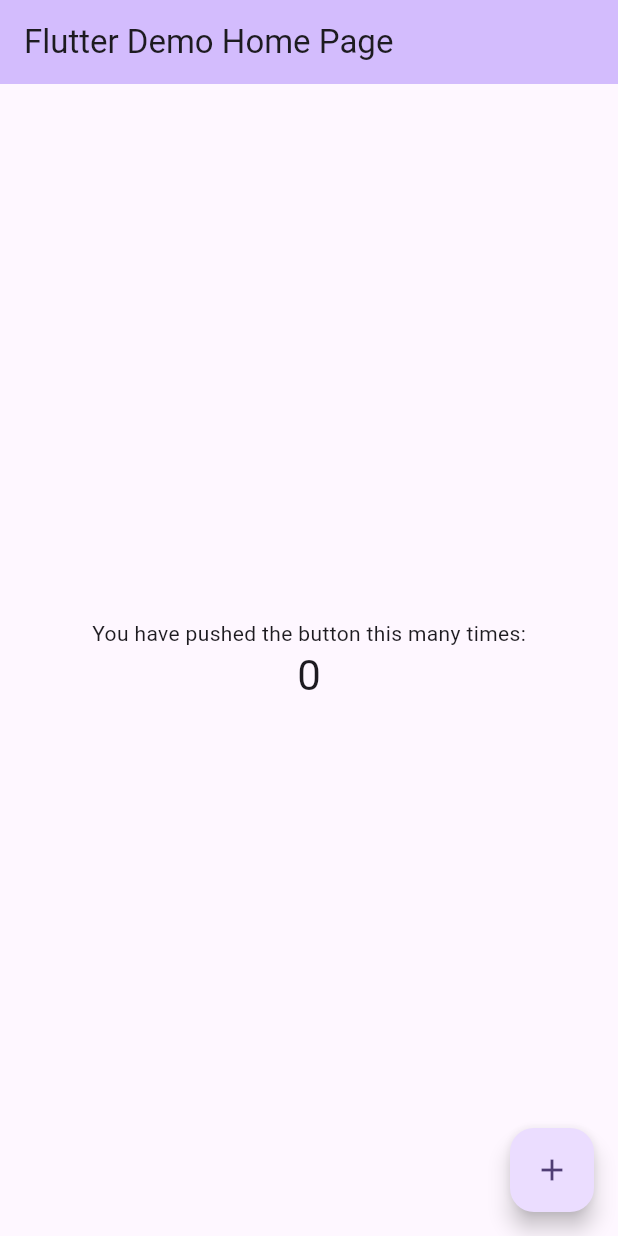
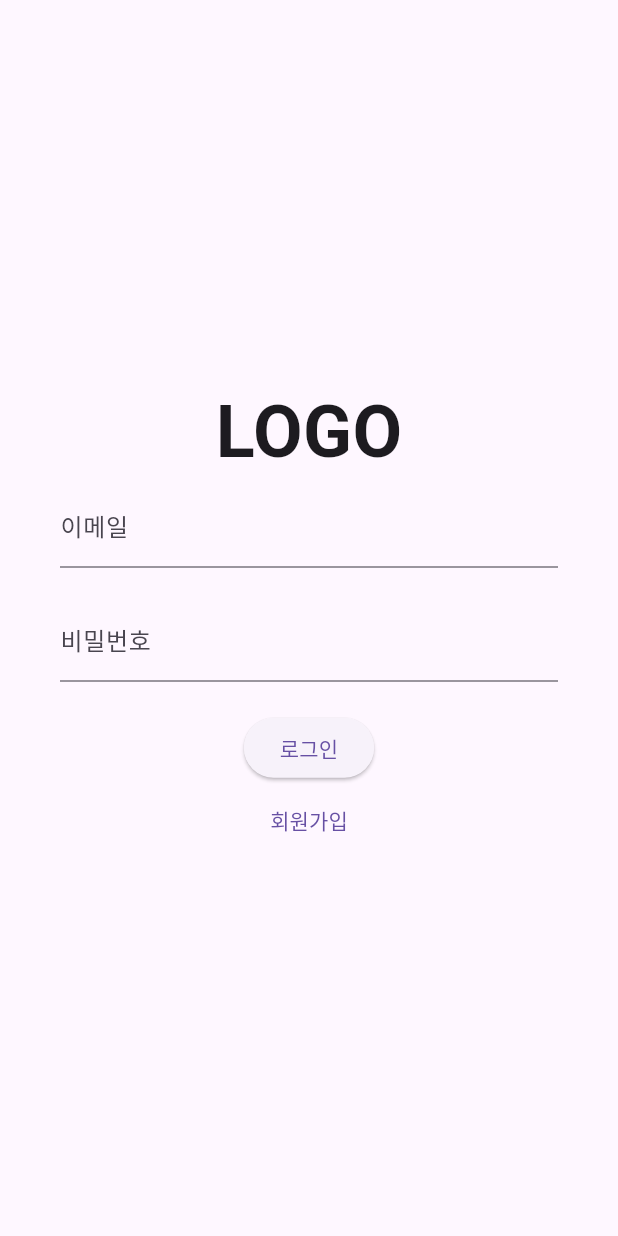
Before and after one commit to devmooi/flutter_firebase, a Flutter app: the screen it shows after launch, on a phone screen of 412 x 824 dp. Run offline on Flutter 3.47's test engine with Material 3 defaults, Android fonts, the phone set to English and light mode, and no system bars; our stand-ins replace firebase_auth, firebase_core; accounts and stored records are empty.

Commit message:
Update main.dart

```diff
--- a/lib/main.dart
+++ b/lib/main.dart
@@ -1,125 +1,124 @@
 import 'package:flutter/material.dart';
+import 'package:firebase_auth/firebase_auth.dart';
+import 'package:firebase_core/firebase_core.dart';
 
-void main() {
-  runApp(const MyApp());
+void main() async {
+  WidgetsFlutterBinding.ensureInitialized(); // Flutter 초기화를 위해 필요한 코드
+  await Firebase.initializeApp();
+  runApp(MyApp());
 }
 
 class MyApp extends StatelessWidget {
-  const MyApp({super.key});
-
-  // This widget is the root of your application.
   @override
   Widget build(BuildContext context) {
     return MaterialApp(
-      title: 'Flutter Demo',
-      theme: ThemeData(
-        // This is the theme of your application.
-        //
-        // TRY THIS: Try running your application with "flutter run". You'll see
-        // the application has a purple toolbar. Then, without quitting the app,
-        // try changing the seedColor in the colorScheme below to Colors.green
-        // and then invoke "hot reload" (save your changes or press the "hot
-        // reload" button in a Flutter-supported IDE, or press "r" if you used
-        // the command line to start the app).
-        //
-        // Notice that the counter didn't reset back to zero; the application
-        // state is not lost during the reload. To reset the state, use hot
-        // restart instead.
-        //
-        // This works for code too, not just values: Most code changes can be
-        // tested with just a hot reload.
-        colorScheme: ColorScheme.fromSeed(seedColor: Colors.deepPurple),
-        useMaterial3: true,
-      ),
-      home: const MyHomePage(title: 'Flutter Demo Home Page'),
+      home: LoginPage(),
     );
   }
 }
 
-class MyHomePage extends StatefulWidget {
-  const MyHomePage({super.key, required this.title});
-
-  // This widget is the home page of your application. It is stateful, meaning
-  // that it has a State object (defined below) that contains fields that affect
-  // how it looks.
-
-  // This class is the configuration for the state. It holds the values (in this
-  // case the title) provided by the parent (in this case the App widget) and
-  // used by the build method of the State. Fields in a Widget subclass are
-  // always marked "final".
-
-  final String title;
-
+class LoginPage extends StatelessWidget {
   @override
-  State<MyHomePage> createState() => _MyHomePageState();
+  Widget build(BuildContext context) {
+    return Scaffold(
+      body: Center(
+        child: Padding(
+          padding: EdgeInsets.symmetric(horizontal: 40),
+          child: Column(
+            mainAxisAlignment: MainAxisAlignment.center,
+            children: [
+              Text('LOGO',
+                  style: TextStyle(fontSize: 48, fontWeight: FontWeight.bold)),
+              TextFormField(decoration: InputDecoration(labelText: '이메일')),
+              SizedBox(height: 20),
+              TextFormField(decoration: InputDecoration(labelText: '비밀번호')),
+              SizedBox(height: 20),
+              ElevatedButton(
+                onPressed: () {},
+                child: Text('로그인'),
+              ),
+              TextButton(
+                onPressed: () {
+                  // 회원가입 페이지로 이동합니다.
+                  Navigator.push(
+                    context,
+                    MaterialPageRoute(builder: (context) => SignUpPage()),
+                  );
+                },
+                child: Text('회원가입'),
+              ),
+            ],
+          ),
+        ),
+      ),
+    );
+  }
 }
 
-class _MyHomePageState extends State<MyHomePage> {
-  int _counter = 0;
+class SignUpPage extends StatefulWidget {
+  @override
+  _SignUpPageState createState() => _SignUpPageState();
+}
 
-  void _incrementCounter() {
-    setState(() {
-      // This call to setState tells the Flutter framework that something has
-      // changed in this State, which causes it to rerun the build method below
-      // so that the display can reflect the updated values. If we changed
-      // _counter without calling setState(), then the build method would not be
-      // called again, and so nothing would appear to happen.
-      _counter++;
-    });
+class _SignUpPageState extends State<SignUpPage> {
+  final TextEditingController _nameController = TextEditingController();
+  final TextEditingController _emailController = TextEditingController();
+  final TextEditingController _passwordController = TextEditingController();
+
+  FirebaseAuth _auth = FirebaseAuth.instance;
+
+  void _signUp() async {
+    try {
+      UserCredential userCredential =
+          await _auth.createUserWithEmailAndPassword(
+        email: _emailController.text,
+        password: _passwordController.text,
+      );
+
+      // 회원가입이 성공한 경우 추가적인 사용자 정보를 설정하고 저장할 수 있습니다.
+      // await userCredential.user
+      // .updateProfile(displayName: _nameController.text);
+
+      // 회원가입 성공 후 다음 작업을 수행할 수 있습니다.
+      // 예를 들어, 다른 페이지로 이동하거나 사용자에게 환영 메시지를 표시할 수 있습니다.
+    } catch (e) {
+      print('회원가입 실패: $e');
+      // 회원가입 실패한 경우 사용자에게 적절한 메시지를 표시하거나 오류를 처리할 수 있습니다.
+    }
   }
 
   @override
   Widget build(BuildContext context) {
-    // This method is rerun every time setState is called, for instance as done
-    // by the _incrementCounter method above.
-    //
-    // The Flutter framework has been optimized to make rerunning build methods
-    // fast, so that you can just rebuild anything that needs updating rather
-    // than having to individually change instances of widgets.
     return Scaffold(
       appBar: AppBar(
-        // TRY THIS: Try changing the color here to a specific color (to
-        // Colors.amber, perhaps?) and trigger a hot reload to see the AppBar
-        // change color while the other colors stay the same.
-        backgroundColor: Theme.of(context).colorScheme.inversePrimary,
-        // Here we take the value from the MyHomePage object that was created by
-        // the App.build method, and use it to set our appbar title.
-        title: Text(widget.title),
+        title: Text('회원가입'),
       ),
-      body: Center(
-        // Center is a layout widget. It takes a single child and positions it
-        // in the middle of the parent.
+      body: Padding(
+        padding: EdgeInsets.symmetric(horizontal: 40),
         child: Column(
-          // Column is also a layout widget. It takes a list of children and
-          // arranges them vertically. By default, it sizes itself to fit its
-          // children horizontally, and tries to be as tall as its parent.
-          //
-          // Column has various properties to control how it sizes itself and
-          // how it positions its children. Here we use mainAxisAlignment to
-          // center the children vertically; the main axis here is the vertical
-          // axis because Columns are vertical (the cross axis would be
-          // horizontal).
-          //
-          // TRY THIS: Invoke "debug painting" (choose the "Toggle Debug Paint"
-          // action in the IDE, or press "p" in the console), to see the
-          // wireframe for each widget.
           mainAxisAlignment: MainAxisAlignment.center,
-          children: <Widget>[
-            const Text(
-              'You have pushed the button this many times:',
+          children: [
+            TextFormField(
+              controller: _nameController,
+              decoration: InputDecoration(labelText: '이름'),
             ),
-            Text(
-              '$_counter',
-              style: Theme.of(context).textTheme.headlineMedium,
+            TextFormField(
+              controller: _emailController,
+              decoration: InputDecoration(labelText: '이메일'),
+            ),
+            TextFormField(
+              controller: _passwordController,
+              decoration: InputDecoration(labelText: '비밀번호'),
+              obscureText: true,
+            ),
+            SizedBox(height: 20),
+            ElevatedButton(
+              onPressed: _signUp,
+              child: Text('회원가입'),
             ),
           ],
         ),
       ),
-      floatingActionButton: FloatingActionButton(
-        onPressed: _incrementCounter,
-        tooltip: 'Increment',
-        child: const Icon(Icons.add),
-      ), // This trailing comma makes auto-formatting nicer for build methods.
     );
   }
 }
```
